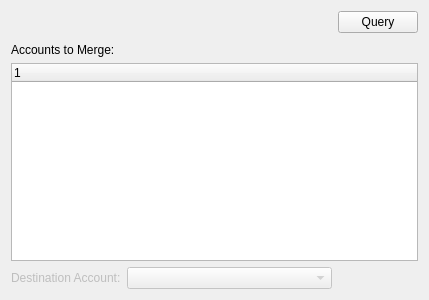
This is xtuple/trunk/guiclient/crmaccountMergePickAccountsPage.ui in WooodHead/xtuple as Qt 5 draws it before an edit. The edited form follows.
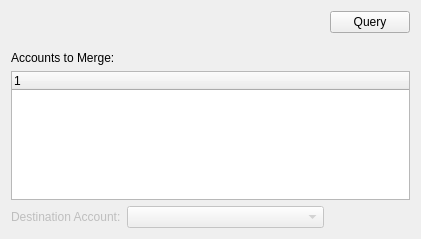
This is the edited form. Custom widgets are drawn as their Qt base class.

Commit message: issue #15320 - second pass at crm account merge, including generic merge undo and purging of crm account merge data

Diff of the .ui file:
```diff
--- a/xtuple/trunk/guiclient/crmaccountMergePickAccountsPage.ui
+++ b/xtuple/trunk/guiclient/crmaccountMergePickAccountsPage.ui
@@ -6,8 +6,8 @@
    <rect>
     <x>0</x>
     <y>0</y>
-    <width>429</width>
-    <height>300</height>
+    <width>421</width>
+    <height>239</height>
    </rect>
   </property>
   <property name="windowTitle">
@@ -16,11 +16,14 @@
   <property name="title">
    <string>Select the CRM Accounts to Merge</string>
   </property>
+  <property name="subTitle">
+   <string>Select the CRM Accounts you want to merge together from the list below. Then, at the bottom of the screen, choose which of those Accounts they should be merged into.</string>
+  </property>
   <layout class="QGridLayout" name="gridLayout">
-   <item row="0" column="0" rowspan="2" colspan="2">
+   <item row="0" column="0" rowspan="3" colspan="2">
     <widget class="ParameterWidget" name="_filter"/>
    </item>
-   <item row="2" column="0" colspan="2">
+   <item row="4" column="0" colspan="2">
     <widget class="XLabel" name="_sourcesLit">
      <property name="text">
       <string>Accounts to Merge:</string>
@@ -30,7 +33,7 @@
      </property>
     </widget>
    </item>
-   <item row="3" column="0" colspan="5">
+   <item row="5" column="0" colspan="5">
     <widget class="XTreeWidget" name="_sources">
      <property name="sizePolicy">
       <sizepolicy hsizetype="Expanding" vsizetype="Expanding">
@@ -43,7 +46,7 @@
      </property>
     </widget>
    </item>
-   <item row="4" column="0">
+   <item row="6" column="0">
     <widget class="XLabel" name="_targetLit">
      <property name="enabled">
       <bool>false</bool>
@@ -53,36 +56,21 @@
      </property>
     </widget>
    </item>
-   <item row="4" column="1" colspan="3">
+   <item row="6" column="1" colspan="3">
     <widget class="XComboBox" name="_target">
      <property name="enabled">
       <bool>false</bool>
      </property>
     </widget>
    </item>
-   <item row="1" column="3">
-    <spacer name="horizontalSpacer">
-     <property name="orientation">
-      <enum>Qt::Horizontal</enum>
-     </property>
-     <property name="sizeHint" stdset="0">
-      <size>
-       <width>40</width>
-       <height>20</height>
-      </size>
-     </property>
-    </spacer>
-   </item>
-   <item row="0" column="4" rowspan="2">
-    <layout class="QVBoxLayout" name="verticalLayout">
-     <item>
+   <item row="0" column="4">
       <widget class="QPushButton" name="_query">
        <property name="text">
         <string>Query</string>
        </property>
       </widget>
      </item>
-     <item>
+   <item row="1" column="4">
       <spacer name="verticalSpacer">
        <property name="orientation">
         <enum>Qt::Vertical</enum>
@@ -95,7 +83,18 @@
        </property>
       </spacer>
      </item>
-    </layout>
+   <item row="0" column="3">
+    <spacer name="horizontalSpacer">
+     <property name="orientation">
+      <enum>Qt::Horizontal</enum>
+     </property>
+     <property name="sizeHint" stdset="0">
+      <size>
+       <width>40</width>
+       <height>20</height>
+      </size>
+     </property>
+    </spacer>
    </item>
   </layout>
  </widget>
```
Left out of the diff: 2 changed lines with no effect on the pictures. Lines whose indentation alone changed are shown as unchanged. The commit also changes 19 other files.
